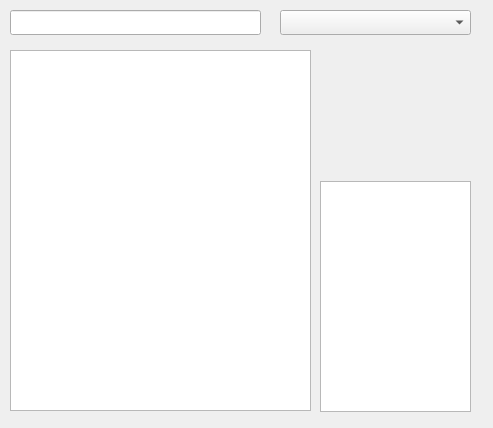
First picture: the form in mapeditor/mapsettings/heroessettings.ui, repository uson1x/vcmi, before the edit.
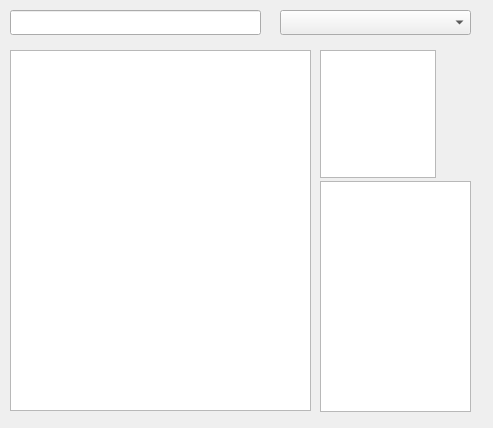
Second picture: the form after the edit.

Commit message: MapEditor adds portraits to hero settings

What changed in the file:
```diff
--- a/mapeditor/mapsettings/heroessettings.ui
+++ b/mapeditor/mapsettings/heroessettings.ui
@@ -68,6 +68,16 @@
     </rect>
    </property>
   </widget>
+  <widget class="QGraphicsView" name="heroPortrait">
+   <property name="geometry">
+    <rect>
+     <x>320</x>
+     <y>50</y>
+     <width>116</width>
+     <height>128</height>
+    </rect>
+   </property>
+  </widget>
  </widget>
  <resources/>
  <connections/>
```
The commit also changes 2 other files.
